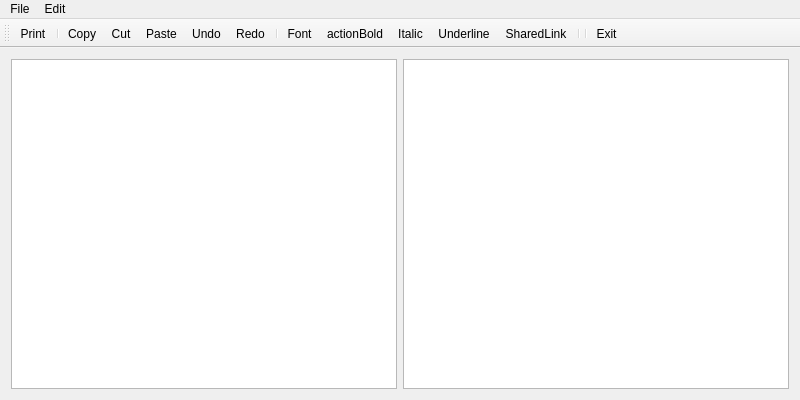
Old version of the form Client/editor.ui in the repository PolitoTeam/Scriba.
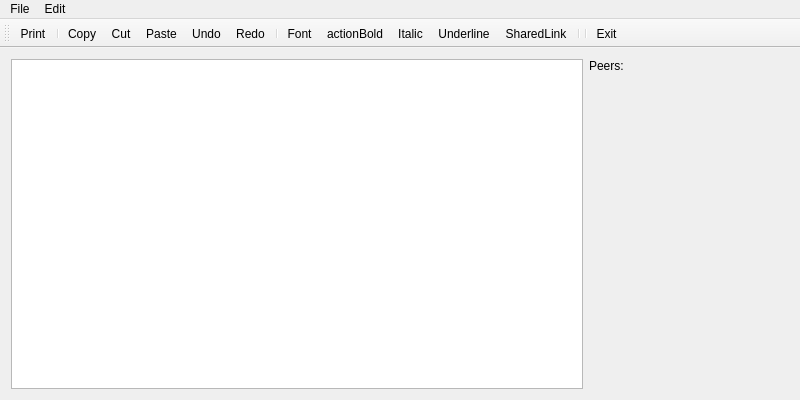
New version of the form. Icons and pictures are not drawn.

Commit message: Change editor user interface

The edit to the form file:
```diff
--- a/Client/editor.ui
+++ b/Client/editor.ui
@@ -14,12 +14,49 @@
    <string>Editor</string>
   </property>
   <widget class="QWidget" name="centralWidget">
-   <layout class="QHBoxLayout" name="horizontalLayout">
+   <layout class="QVBoxLayout" name="verticalLayout_2">
     <item>
-     <widget class="QTextEdit" name="textEdit"/>
-    </item>
-    <item>
-     <widget class="QListWidget" name="listWidget"/>
+     <layout class="QHBoxLayout" name="horizontalLayout">
+      <item>
+       <widget class="QTextEdit" name="textEdit"/>
+      </item>
+      <item>
+       <layout class="QVBoxLayout" name="verticalLayout">
+        <item>
+         <widget class="QLabel" name="label">
+          <property name="sizePolicy">
+           <sizepolicy hsizetype="Maximum" vsizetype="Preferred">
+            <horstretch>0</horstretch>
+            <verstretch>0</verstretch>
+           </sizepolicy>
+          </property>
+          <property name="text">
+           <string>Peers:</string>
+          </property>
+         </widget>
+        </item>
+        <item>
+         <widget class="QListWidget" name="listWidget">
+          <property name="sizePolicy">
+           <sizepolicy hsizetype="Maximum" vsizetype="Expanding">
+            <horstretch>0</horstretch>
+            <verstretch>0</verstretch>
+           </sizepolicy>
+          </property>
+          <property name="maximumSize">
+           <size>
+            <width>200</width>
+            <height>16777215</height>
+           </size>
+          </property>
+          <property name="styleSheet">
+           <string notr="true">background-color: transparent;</string>
+          </property>
+         </widget>
+        </item>
+       </layout>
+      </item>
+     </layout>
     </item>
    </layout>
   </widget>
```
